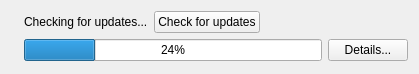
This is src-qt4/pc-updatecenter/indicatorwidget.ui in trueos/pcbsd as Qt 5 draws it before an edit. The edited form follows.
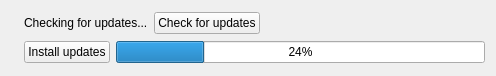
This is the edited form. Icons and pictures are not drawn.

The edit to the form file:
```diff
--- a/src-qt4/pc-updatecenter/indicatorwidget.ui
+++ b/src-qt4/pc-updatecenter/indicatorwidget.ui
@@ -6,8 +6,8 @@
    <rect>
     <x>0</x>
     <y>0</y>
-    <width>419</width>
-    <height>74</height>
+    <width>496</width>
+    <height>76</height>
    </rect>
   </property>
   <property name="windowTitle">
@@ -63,6 +63,17 @@
      </item>
      <item>
       <layout class="QHBoxLayout" name="horizontalLayout_3">
+       <item>
+        <widget class="QPushButton" name="installButton">
+         <property name="text">
+          <string>Install updates</string>
+         </property>
+         <property name="icon">
+          <iconset resource="res.qrc">
+           <normaloff>:/images/install.png</normaloff>:/images/install.png</iconset>
+         </property>
+        </widget>
+       </item>
        <item>
         <widget class="QProgressBar" name="progress">
          <property name="value">
@@ -70,13 +81,6 @@
          </property>
         </widget>
        </item>
-       <item>
-        <widget class="QPushButton" name="detailsButton">
-         <property name="text">
-          <string>Details...</string>
-         </property>
-        </widget>
-       </item>
       </layout>
      </item>
     </layout>
```
